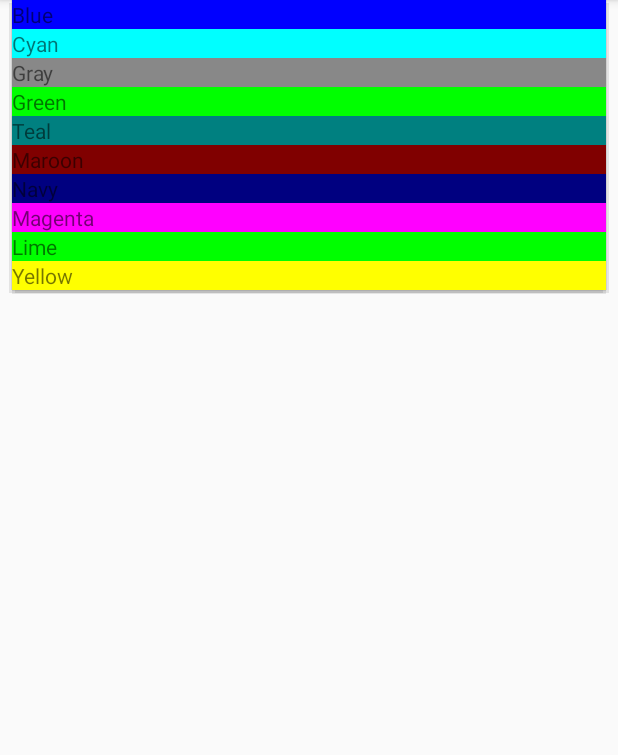
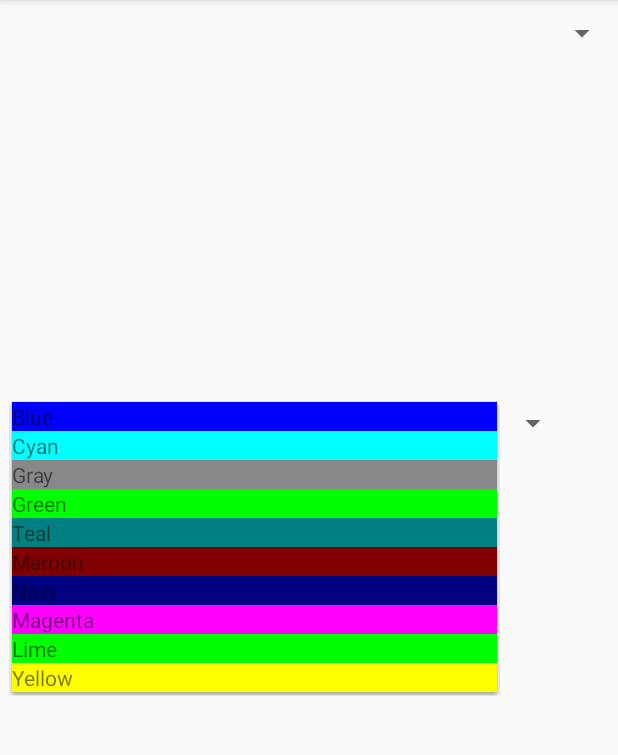
Before and after one commit to J-Ciccone/Cis_3515_ColorPicker, an Android app: the screen it shows after launch (PaletteActivity), after a tap on "Blue", on a phone screen of 412 x 824 dp, the part 84-839 px from its top. Run offline under Robolectric (Android 15) with nearby library versions, the phone set to English and light mode, and no system bars.

Commit message:
Implemented Palette fragment

```diff
--- /dev/null
+++ b/app/src/main/java/edu/temple/pickacolor/CanvasFragment.java
@@ -0,0 +1,6 @@
+package edu.temple.pickacolor;
+
+import androidx.fragment.app.Fragment;
+
+public class CanvasFragment extends Fragment {
+}
--- a/app/src/main/java/edu/temple/pickacolor/PaletteActivity.java
+++ b/app/src/main/java/edu/temple/pickacolor/PaletteActivity.java
@@ -13,39 +13,24 @@ import android.widget.Toast;
 import androidx.appcompat.app.AppCompatActivity;
 import androidx.constraintlayout.widget.ConstraintLayout;
 
-public class PaletteActivity extends AppCompatActivity {
-    Spinner spinner;
+public class PaletteActivity extends AppCompatActivity implements PaletteFragment.OnColorSelectedListener  {
 
 
     @Override
     protected void onCreate(Bundle savedInstanceState) {
         super.onCreate(savedInstanceState);
         setContentView(R.layout.activity_main);
+        final String[] androidColors = getResources().getStringArray(R.array.colors_select);
+        final String[] colorNames = getResources().getStringArray(R.array.color_names);
 
-        ColorAdapter colorAdapter = new ColorAdapter(PaletteActivity.this);
-        spinner = findViewById(R.id.spinner);
+        PaletteFragment paletteFragment = PaletteFragment.newInstance(colorNames,androidColors);
+        getSupportFragmentManager().beginTransaction()
+                .add(R.id.activity_main, paletteFragment)
+                .commit();
+    }
 
-        spinner.setAdapter(colorAdapter);
-        spinner.setSelection(0 , false);
-
-        spinner.setOnItemSelectedListener(new AdapterView.OnItemSelectedListener() {
-            @Override
-            public void onItemSelected(AdapterView<?> parent, View view, int position, long id) {
-
-                TextView colorView = (TextView)view;
-                Intent myIntent = new Intent(PaletteActivity.this, CanvasActivity.class);
-                myIntent.putExtra("colorName", colorView.getText());
-                myIntent.putExtra("colorValue", ((ColorDrawable)colorView.getBackground()).getColor());
-                startActivity(myIntent);
-               }
-
-            @Override
-            public void onNothingSelected(AdapterView<?> parent) {
-                Intent i = new Intent(getApplicationContext(), CanvasActivity.class);
-                startActivity(i);
-            }
-        });
-
+    @Override
+    public void onColorSelected(int position) {
 
     }
 }
--- /dev/null
+++ b/app/src/main/java/edu/temple/pickacolor/PaletteFragment.java
@@ -0,0 +1,91 @@
+package edu.temple.pickacolor;
+
+import android.content.Context;
+import android.os.Bundle;
+import android.view.LayoutInflater;
+import android.view.View;
+import android.view.ViewGroup;
+import android.widget.AdapterView;
+import android.widget.Spinner;
+
+import androidx.fragment.app.Fragment;
+
+public class PaletteFragment extends Fragment {
+    String[] colorNames;
+    String[] colors;
+    private static final String COLOR_NAMES = "colorNames";
+    private static final String COLORS = "colors";
+    OnColorSelectedListener colorSelectedListener;
+
+    public PaletteFragment() {
+        // Required empty public constructor
+    }
+    /**
+     * Use this factory method to create a new instance of
+     * this fragment using the provided parameters.
+     *
+     * @param colors String.
+     * @return A new instance of fragment PaletteFragment.
+     */
+    public static PaletteFragment newInstance(String[] colorNames, String[] colors) {
+        PaletteFragment paletteFragment = new PaletteFragment();
+        Bundle args = new Bundle();
+        args.putStringArray(COLOR_NAMES, colorNames);
+        args.putStringArray(COLORS, colors);
+        paletteFragment.setArguments(args);
+        return paletteFragment;
+    }
+
+    public interface OnColorSelectedListener {
+        void onColorSelected(int position);
+    }
+
+    @Override
+    public void onCreate(Bundle savedInstanceState) {
+        super.onCreate(savedInstanceState);
+        Bundle bundle = getArguments();
+        if (bundle != null) {
+            colors = bundle.getStringArray(COLORS);
+            colorNames = bundle.getStringArray(COLOR_NAMES);
+        }
+    }
+    @Override
+    public View onCreateView(LayoutInflater inflater, ViewGroup container,
+                             Bundle savedInstanceState) {
+
+        View view = inflater.inflate(R.layout.palette_fragment_layout, container, false);
+        Spinner spinner = view.findViewById(R.id.spinner);
+
+        spinner.setAdapter(new ColorAdapter(getActivity()));
+        spinner.setSelection(0, false);
+
+
+        spinner.setOnItemSelectedListener(new AdapterView.OnItemSelectedListener() {
+            @Override
+            public void onItemSelected(AdapterView<?> adapterView, View view, int position, long id) {
+
+                colorSelectedListener.onColorSelected(position);
+
+            }
+
+            @Override
+            public void onNothingSelected(AdapterView<?> adapterView) {
+
+            }
+        });
+
+        return view;
+    }
+
+    public void onAttach(Context context) {
+        super.onAttach(context);
+        try {
+            if(context instanceof OnColorSelectedListener) {
+                colorSelectedListener = (OnColorSelectedListener) context;
+            }
+        } catch (ClassCastException e) {
+            throw new ClassCastException(context.toString()
+                    + " must implement OnColorSelectedListener");
+        }
+    }
+}
--- a/app/src/main/res/layout/activity_main.xml
+++ b/app/src/main/res/layout/activity_main.xml
@@ -4,7 +4,8 @@
     xmlns:tools="http://schemas.android.com/tools"
     android:layout_width="match_parent"
     android:layout_height="match_parent"
-    tools:context=".PaletteActivity">
+    tools:context=".PaletteActivity"
+    android:id="@+id/activity_main">
 
     <Spinner
         android:id="@+id/spinner"
--- /dev/null
+++ b/app/src/main/res/layout/palette_fragment_layout.xml
@@ -0,0 +1,24 @@
+<FrameLayout xmlns:android="http://schemas.android.com/apk/res/android"
+    xmlns:tools="http://schemas.android.com/tools"
+    xmlns:app="http://schemas.android.com/apk/res-auto"
+    android:id="@+id/palette_layout"
+    android:layout_width="match_parent"
+    android:layout_height="match_parent"
+    tools:context="edu.temple.pickacolor.PaletteFragment">
+
+
+    <Spinner
+        android:id="@+id/spinner"
+        android:layout_width="371dp"
+        android:layout_height="28dp"
+        android:layout_marginStart="8dp"
+        android:layout_marginTop="268dp"
+        android:layout_marginEnd="32dp"
+        android:dropDownWidth="match_parent"
+        android:spinnerMode="dropdown"
+        android:visibility="visible"
+        app:layout_constraintEnd_toEndOf="parent"
+        app:layout_constraintHorizontal_bias="1.0"
+        app:layout_constraintStart_toStartOf="parent"
+        app:layout_constraintTop_toTopOf="parent" />
+</FrameLayout>
```
